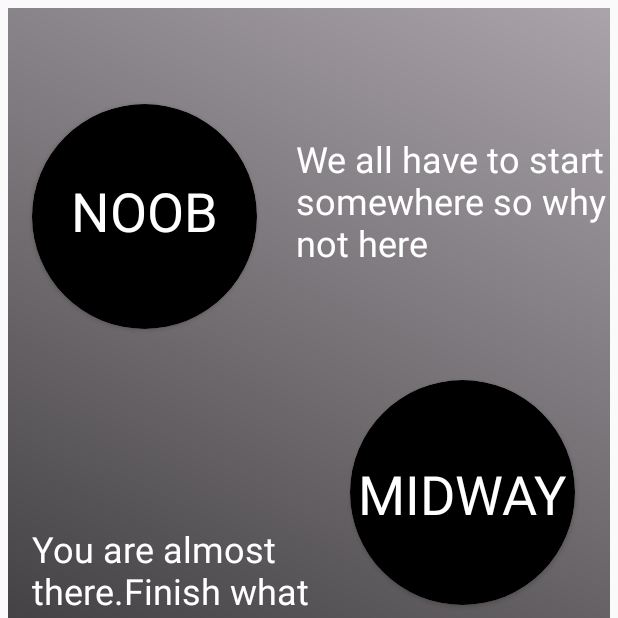
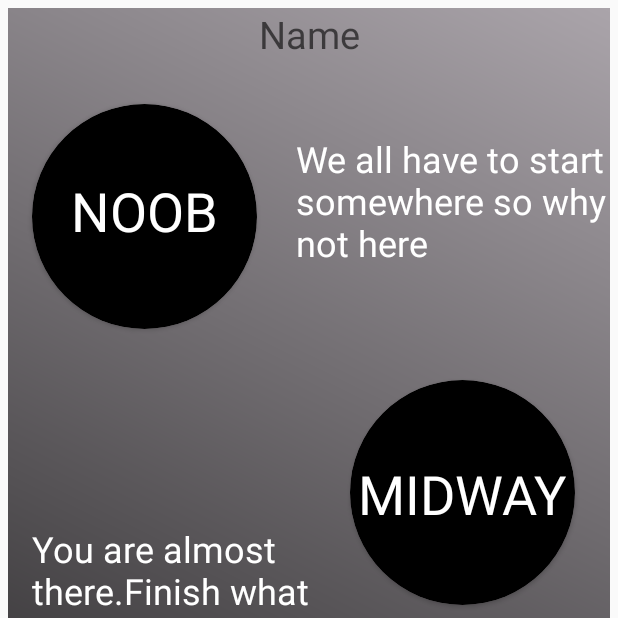
Before and after one commit to kavandotcom/Learnerz, an Android app: the Level screen opened directly, with no data from a screen before it, on a phone screen of 412 x 824 dp, the top half of it. Run offline under Robolectric (Android 15) with nearby library versions, the phone set to English and light mode, and no system bars.

Commit message:
text view added to level layout

```diff
--- a/app/src/main/res/layout/activity_level.xml
+++ b/app/src/main/res/layout/activity_level.xml
@@ -135,5 +135,18 @@
         app:layout_constraintTop_toTopOf="parent"
         app:layout_constraintVertical_bias="0.482" />
 
+    <TextView
+        android:id="@+id/headingInLevels"
+        android:layout_width="match_parent"
+        android:layout_height="wrap_content"
+        android:layout_marginBottom="30dp"
+        android:gravity="center"
+        android:hint="Name"
+        android:textSize="25dp"
+        app:layout_constraintBottom_toTopOf="@+id/cardView"
+        app:layout_constraintEnd_toEndOf="parent"
+        app:layout_constraintStart_toStartOf="parent"
+        app:layout_constraintTop_toTopOf="parent" />
+
 
 </androidx.constraintlayout.widget.ConstraintLayout>
```
